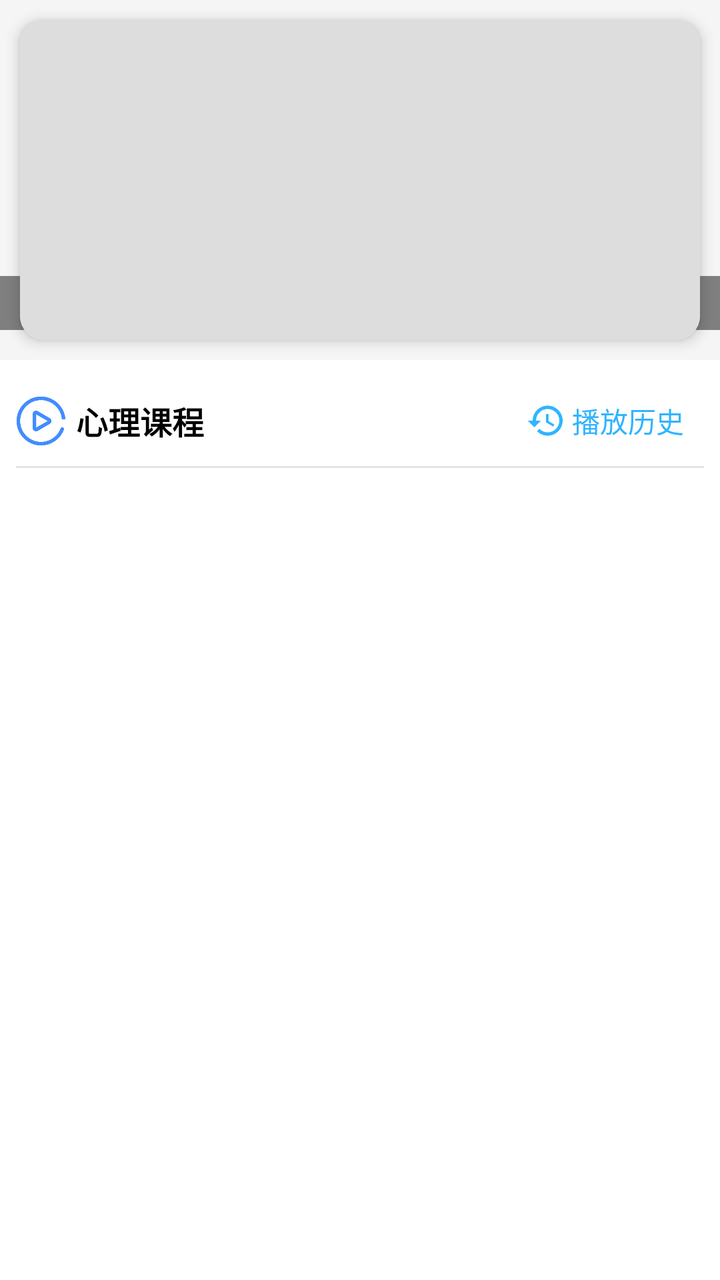
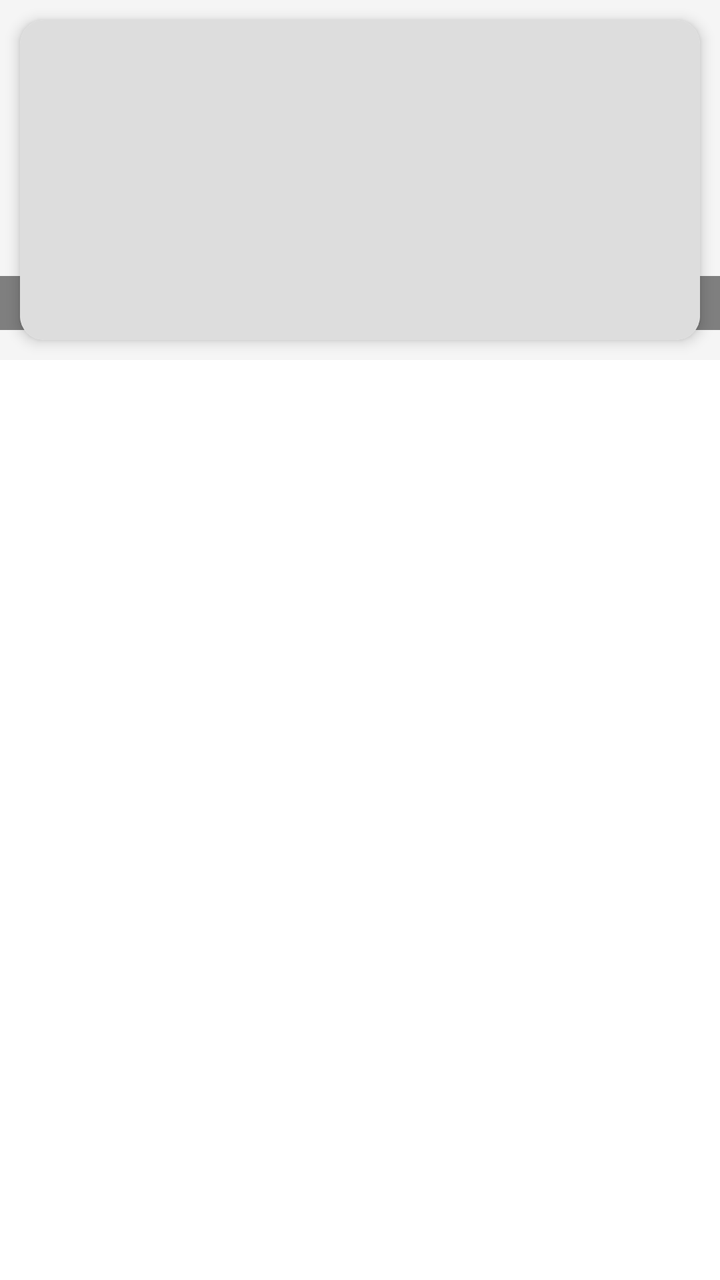

The first picture is an Android layout as it rendered before a commit; the second is the same layout after the commit. The layout source and the unified diff follow.
<!-- AndroidManifest.xml: application theme Theme.Xinqiao -->
<!-- res/layout/main_view_course.xml -->
<?xml version="1.0" encoding="utf-8"?>
<LinearLayout xmlns:android="http://schemas.android.com/apk/res/android"
    android:layout_width="match_parent"
    android:layout_height="match_parent"
    android:background="@android:color/white"
    android:orientation="vertical" >
    <include layout="@layout/main_adbanner" />
    <RelativeLayout
        android:layout_width="match_parent"
        android:layout_height="45dp"
        android:paddingLeft="8dp"
        android:paddingRight="8dp">
        <LinearLayout
            android:layout_width="wrap_content"
            android:layout_height="match_parent"
            android:layout_alignParentStart="true"
            android:gravity="center_vertical">
            <ImageView
                android:layout_width="25dp"
                android:layout_height="25dp"
                android:layout_gravity="center_vertical"
                android:src="@mipmap/course_intro_icon" />
            <TextView
                android:layout_width="wrap_content"
                android:layout_height="wrap_content"
                android:layout_marginLeft="5dp"
                android:gravity="center_vertical"
                android:text="心理课程"
                android:textColor="@android:color/black"
                android:textSize="16sp"
                android:textStyle="bold" />
        </LinearLayout>
        
        <LinearLayout
            android:id="@+id/ll_play_history"
            android:layout_width="wrap_content"
            android:layout_height="match_parent"
            android:layout_alignParentEnd="true"
            android:gravity="center_vertical"
            android:paddingLeft="10dp"
            android:paddingRight="10dp"
            android:background="?attr/selectableItemBackground">
            <ImageView
                android:layout_width="20dp"
                android:layout_height="20dp"
                android:src="@drawable/ic_history" />
            <TextView
                android:layout_width="wrap_content"
                android:layout_height="wrap_content"
                android:layout_marginLeft="3dp"
                android:text="播放历史"
                android:textColor="#30B4FF"
                android:textSize="14sp" />
        </LinearLayout>
    </RelativeLayout>
    <View
        android:layout_width="fill_parent"
        android:layout_height="1dp"
        android:layout_marginLeft="8dp"
        android:layout_marginRight="8dp"
        android:background="#E4E4E4" />
    <androidx.recyclerview.widget.RecyclerView
        android:id="@+id/rv_list"
        android:layout_width="match_parent"
        android:layout_height="0dp"
        android:layout_weight="1"
        android:scrollbars="none" />
</LinearLayout>
<!-- res/layout/main_adbanner.xml (included above) -->
<?xml version="1.0" encoding="utf-8"?>
<RelativeLayout xmlns:android="http://schemas.android.com/apk/res/android"
    xmlns:app="http://schemas.android.com/apk/res-auto"
    android:id="@+id/rl_adBanner"
    android:layout_width="match_parent"
    android:layout_height="180dp"
    android:background="#f5f5f5"
    android:orientation="vertical"
    android:layout_marginBottom="8dp">
    <androidx.cardview.widget.CardView
        android:layout_width="match_parent"
        android:layout_height="match_parent"
        android:layout_margin="10dp"
        app:cardCornerRadius="12dp"
        app:cardElevation="4dp">
        <androidx.viewpager.widget.ViewPager
            android:id="@+id/vp_advertBanner"
            android:layout_width="match_parent"
            android:layout_height="match_parent"
            android:background="@drawable/default_img"
            android:gravity="center" />
    </androidx.cardview.widget.CardView>
    <LinearLayout
        android:layout_width="match_parent"
        android:layout_height="wrap_content"
        android:layout_alignParentBottom="true"
        android:layout_marginBottom="15dp"
        android:background="@android:color/transparent">
        <com.example.xinqiao.view.ViewPagerIndicator
            android:id="@+id/vpi_advert_indicator"
            android:layout_width="0dp"
            android:layout_height="wrap_content"
            android:layout_gravity="center"
            android:layout_weight="1"
            android:gravity="center"
            android:padding="4dp" />
    </LinearLayout>
</RelativeLayout>
<!-- resources referenced by this layout -->
<resources>
  <!-- drawable default_img: png bitmap (drawable, 3239 bytes) -->
  <!-- drawable ic_history (drawable) -->
  <vector xmlns:android="http://schemas.android.com/apk/res/android"
      android:width="24dp"
      android:height="24dp"
      android:viewportWidth="24"
      android:viewportHeight="24"
      android:tint="#30B4FF">
    <path
        android:fillColor="@android:color/white"
        android:pathData="M13,3c-4.97,0 -9,4.03 -9,9L1,12l3.89,3.89 0.07,0.14L9,12L6,12c0,-3.87 3.13,-7 7,-7s7,3.13 7,7 -3.13,7 -7,7c-1.93,0 -3.68,-0.79 -4.94,-2.06l-1.42,1.42C8.27,19.99 10.51,21 13,21c4.97,0 9,-4.03 9,-9s-4.03,-9 -9,-9zM12,8v5l4.28,2.54 0.72,-1.21 -3.5,-2.08L13.5,8L12,8z"/>
  </vector>
  <!-- mipmap course_intro_icon: png bitmap (mipmap-hdpi, 7154 bytes) -->
  <style name="Theme.Xinqiao" parent="Base.Theme.Xinqiao">
          <item name="android:navigationBarColor">@android:color/transparent</item>
          <item name="android:statusBarColor">@android:color/transparent</item>
          <item name="android:windowLightStatusBar">false</item>
          <item name="android:enforceStatusBarContrast">true</item>
      </style>
  <style name="Base.Theme.Xinqiao" parent="Theme.Material3.DayNight.NoActionBar">
          <item name="colorPrimary">@color/colorPrimary</item>
          <item name="colorOnPrimary">@color/colorOnPrimary</item>
          <item name="colorSecondary">@color/colorSecondary</item>
          <item name="colorOnSecondary">@color/colorOnSecondary</item>
          <item name="colorSurface">@color/colorSurface</item>
          <item name="colorOnSurface">@color/colorOnSurface</item>
          <item name="colorError">@color/colorError</item>
          <item name="colorOnError">@color/colorOnError</item>
      </style>
  <color name="colorPrimary">#667eea</color>
  <color name="colorOnPrimary">#FFFFFF</color>
  <color name="colorSecondary">#F8F9FA</color>
  <color name="colorOnSecondary">#333333</color>
  <color name="colorSurface">#FFFFFF</color>
  <color name="colorOnSurface">#333333</color>
  <color name="colorError">#B00020</color>
  <color name="colorOnError">#FFFFFF</color>
</resources>

<!-- the commit's change to res/layout/main_view_course.xml (unified diff, before → after) -->
@@ -5,60 +5,8 @@
     android:background="@android:color/white"
     android:orientation="vertical" >
     <include layout="@layout/main_adbanner" />
-    <RelativeLayout
-        android:layout_width="match_parent"
-        android:layout_height="45dp"
-        android:paddingLeft="8dp"
-        android:paddingRight="8dp">
-        <LinearLayout
-            android:layout_width="wrap_content"
-            android:layout_height="match_parent"
-            android:layout_alignParentStart="true"
-            android:gravity="center_vertical">
-            <ImageView
-                android:layout_width="25dp"
-                android:layout_height="25dp"
-                android:layout_gravity="center_vertical"
-                android:src="@mipmap/course_intro_icon" />
-            <TextView
-                android:layout_width="wrap_content"
-                android:layout_height="wrap_content"
-                android:layout_marginLeft="5dp"
-                android:gravity="center_vertical"
-                android:text="心理课程"
-                android:textColor="@android:color/black"
-                android:textSize="16sp"
-                android:textStyle="bold" />
-        </LinearLayout>
-        
-        <LinearLayout
-            android:id="@+id/ll_play_history"
-            android:layout_width="wrap_content"
-            android:layout_height="match_parent"
-            android:layout_alignParentEnd="true"
-            android:gravity="center_vertical"
-            android:paddingLeft="10dp"
-            android:paddingRight="10dp"
-            android:background="?attr/selectableItemBackground">
-            <ImageView
-                android:layout_width="20dp"
-                android:layout_height="20dp"
-                android:src="@drawable/ic_history" />
-            <TextView
-                android:layout_width="wrap_content"
-                android:layout_height="wrap_content"
-                android:layout_marginLeft="3dp"
-                android:text="播放历史"
-                android:textColor="#30B4FF"
-                android:textSize="14sp" />
-        </LinearLayout>
-    </RelativeLayout>
-    <View
-        android:layout_width="fill_parent"
-        android:layout_height="1dp"
-        android:layout_marginLeft="8dp"
-        android:layout_marginRight="8dp"
-        android:background="#E4E4E4" />
+    
+    
     <androidx.recyclerview.widget.RecyclerView
         android:id="@+id/rv_list"
         android:layout_width="match_parent"
<!-- resource entries referenced after the edit -->
@@ -1,18 +1,6 @@
 <!-- resources referenced by this layout -->
 <resources>
   <!-- drawable default_img: png bitmap (drawable, 3239 bytes) -->
-  <!-- drawable ic_history (drawable) -->
-  <vector xmlns:android="http://schemas.android.com/apk/res/android"
-      android:width="24dp"
-      android:height="24dp"
-      android:viewportWidth="24"
-      android:viewportHeight="24"
-      android:tint="#30B4FF">
-    <path
-        android:fillColor="@android:color/white"
-        android:pathData="M13,3c-4.97,0 -9,4.03 -9,9L1,12l3.89,3.89 0.07,0.14L9,12L6,12c0,-3.87 3.13,-7 7,-7s7,3.13 7,7 -3.13,7 -7,7c-1.93,0 -3.68,-0.79 -4.94,-2.06l-1.42,1.42C8.27,19.99 10.51,21 13,21c4.97,0 9,-4.03 9,-9s-4.03,-9 -9,-9zM12,8v5l4.28,2.54 0.72,-1.21 -3.5,-2.08L13.5,8L12,8z"/>
-  </vector>
-  <!-- mipmap course_intro_icon: png bitmap (mipmap-hdpi, 7154 bytes) -->
   <style name="Theme.Xinqiao" parent="Base.Theme.Xinqiao">
           <item name="android:navigationBarColor">@android:color/transparent</item>
           <item name="android:statusBarColor">@android:color/transparent</item>
